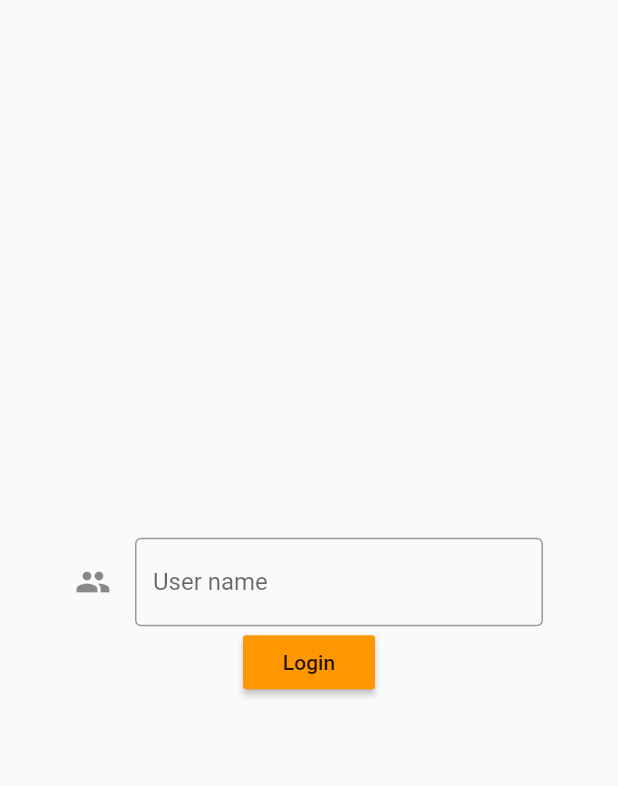
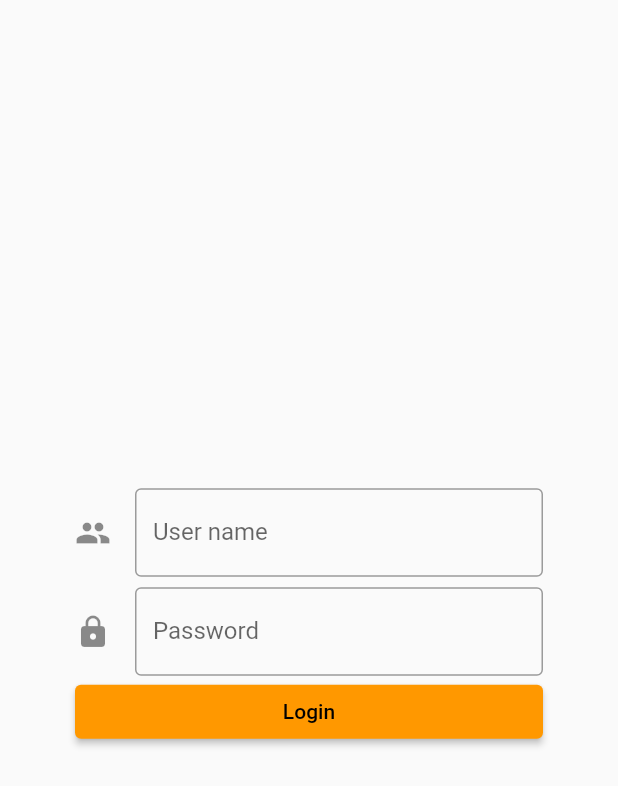
Before and after one commit to JeepYiheihou/butter-flutter, a Flutter app: the screen it shows after launch, on a phone screen of 412 x 824 dp. Shown: the top 786 px of the screen. Run offline on Flutter 3.47's test engine with Material 2 defaults, Android fonts, the phone set to English and light mode, and no system bars.

Commit message:
login frame

```diff
--- a/lib/main.dart
+++ b/lib/main.dart
@@ -18,7 +18,8 @@ class MainApp extends StatelessWidget {
   @override
   Widget build(BuildContext context) {
     return MaterialApp(
-      title: 'Flutter Demo',
+      title: 'Project Butter',
+      debugShowCheckedModeBanner: false,
       theme: ThemeData(
         primarySwatch: Colors.orange,
         highlightColor: Colors.transparent,
--- a/lib/pages/login_page/login_page.dart
+++ b/lib/pages/login_page/login_page.dart
@@ -1,3 +1,5 @@
+import 'dart:developer';
+
 import 'package:butter/pages/main_page/main_page.dart';
 import 'package:flutter/material.dart';
 
@@ -10,8 +12,28 @@ class LoginPage extends StatefulWidget {
 
 class _LoginPageState extends State<LoginPage> {
 
-  final TextEditingController userNameController = new TextEditingController();
-  final TextEditingController passwordController = new TextEditingController();
+  String userName = "";
+  String password = "";
+
+  void updateUserName(String value) {
+    setState(() {
+      this.userName = value;
+    });
+  }
+
+  void updatePassword(String value) {
+    setState(() {
+      this.password = value;
+    });
+  }
+
+  void login() {
+    log("Trying to login with user name $userName and password $password");
+    Navigator.pushReplacement(
+        context,
+        MaterialPageRoute(builder: (context) => MainPage())
+    );
+  }
 
   @override
   Widget build(BuildContext context) {
@@ -19,22 +41,17 @@ class _LoginPageState extends State<LoginPage> {
     return Scaffold(
         body: Padding(
           padding: EdgeInsets.all(50),
-          child: Column(
-            mainAxisAlignment: MainAxisAlignment.center,
-            children: [
-              UserNameTextField(userNameController),
-              MaterialButton(
-                child: Text("Login"),
-                color: Colors.orange,
-                onPressed: () {
-                  Navigator.pushReplacement(
-                      context,
-                      MaterialPageRoute(builder: (context) => MainPage())
-                  );
-                },
-              ),
-            ],
-          ),
+          child: Form(
+            child: Column(
+              mainAxisAlignment: MainAxisAlignment.center,
+              children: [
+                UserNameTextField(updateUserName),
+                SizedBox(height: 7),
+                PasswordTextField(updatePassword),
+                LoginButton(login),
+              ],
+            ),
+          )
         )
     );
   }
@@ -42,12 +59,12 @@ class _LoginPageState extends State<LoginPage> {
 
 class UserNameTextField extends StatelessWidget {
 
-  final TextEditingController userNameController;
-  UserNameTextField(this.userNameController);
+  final updateUserName;
+  UserNameTextField(this.updateUserName);
 
   @override
   Widget build(BuildContext context) {
-    return TextField(
+    return TextFormField(
       decoration: InputDecoration(
           icon: Icon(Icons.people),
           labelText: "User name",
@@ -57,7 +74,52 @@ class UserNameTextField extends StatelessWidget {
               )
           )
       ),
-      controller: userNameController,
+      onChanged: (value) {
+        updateUserName(value);
+      },
     );
   }
 }
+
+class PasswordTextField extends StatelessWidget {
+
+  final updatePassword;
+  PasswordTextField(this.updatePassword);
+
+  @override
+  Widget build(BuildContext context) {
+    return TextFormField(
+      obscureText: true,
+      decoration: InputDecoration(
+        icon: Icon(Icons.lock),
+        labelText: "Password",
+        border: OutlineInputBorder(
+          borderSide: BorderSide(
+            width: 1
+          )
+        )
+      ),
+      onChanged: (value) {
+        updatePassword(value);
+      },
+    );
+  }
+}
+
+class LoginButton extends StatelessWidget {
+  final login;
+  LoginButton(this.login);
+
+  @override
+  Widget build(BuildContext context) {
+    return Container(
+      width: double.infinity,
+      child: ElevatedButton(
+        child: Text("Login"),
+        onPressed: () {
+          login();
+        },
+      ),
+    );
+  }
+}
--- a/lib/pages/main_page/butters.dart
+++ b/lib/pages/main_page/butters.dart
@@ -1,4 +1,5 @@
 import 'package:butter/models/butter.dart';
+import 'package:butter/utils/constants.dart';
 import 'package:flutter/material.dart';
 import 'package:flutter_staggered_grid_view/flutter_staggered_grid_view.dart';
 
@@ -36,7 +37,7 @@ class _ButtersPageState extends State<ButtersPage> {
   @override
   Widget build(BuildContext context) {
     return Container(
-      color: Color.fromARGB(255, 230, 230, 230),
+      color: BACKGROUND_GREY_COLOR,
       child: StaggeredGridView.countBuilder(
         controller: scrollController,
         crossAxisCount: 2,
--- a/lib/pages/main_page/components/butter_tile_view.dart
+++ b/lib/pages/main_page/components/butter_tile_view.dart
@@ -1,5 +1,3 @@
-import 'dart:developer';
-
 import 'package:butter/pages/single_butter_page/single_butter_page.dart';
 import 'package:butter/utils/constants.dart';
 import 'package:butter/models/butter.dart';
--- a/lib/pages/main_page/mine.dart
+++ b/lib/pages/main_page/mine.dart
@@ -1,4 +1,5 @@
 import 'package:butter/models/butter.dart';
+import 'package:butter/utils/constants.dart';
 import 'package:flutter/material.dart';
 import 'package:flutter_staggered_grid_view/flutter_staggered_grid_view.dart';
 
@@ -36,7 +37,7 @@ class _MinePageState extends State<MinePage> {
   @override
   Widget build(BuildContext context) {
     return Container(
-      color: Color.fromARGB(255, 230, 230, 230),
+      color: BACKGROUND_GREY_COLOR,
       child: StaggeredGridView.countBuilder(
         controller: scrollController,
         crossAxisCount: 2,
--- a/lib/utils/constants.dart
+++ b/lib/utils/constants.dart
@@ -1,3 +1,5 @@
+import 'package:flutter/material.dart';
+
 const PROJECT_NAME = "Butter";
 
 // Main page menu names
@@ -6,3 +8,5 @@ const MINE = "Mine";
 const PROFILE = "Profile";
 
 const IMAGE_URL = "http://192.168.0.101:3000/api/images";
+
+const BACKGROUND_GREY_COLOR = const Color.fromARGB(255, 230, 230, 230);
```
Also changed, not shown: lib/pages/main_page/main_page.dart (+6 -2 lines), lib/pages/main_page/profile.dart (+53 -3 lines).
